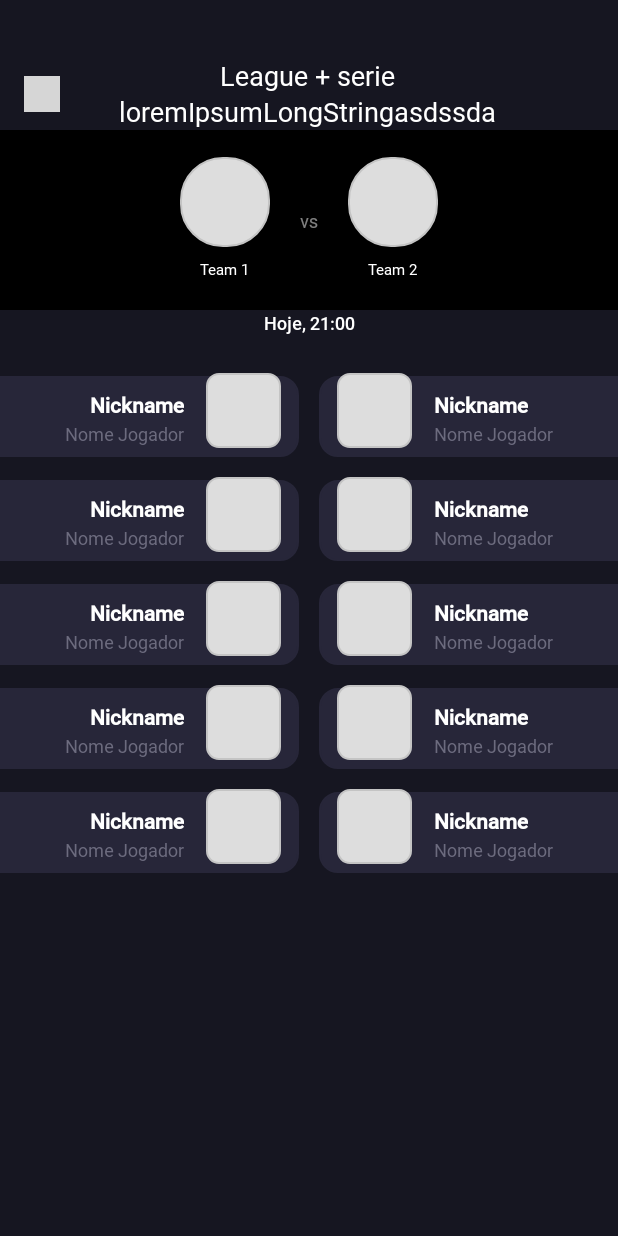
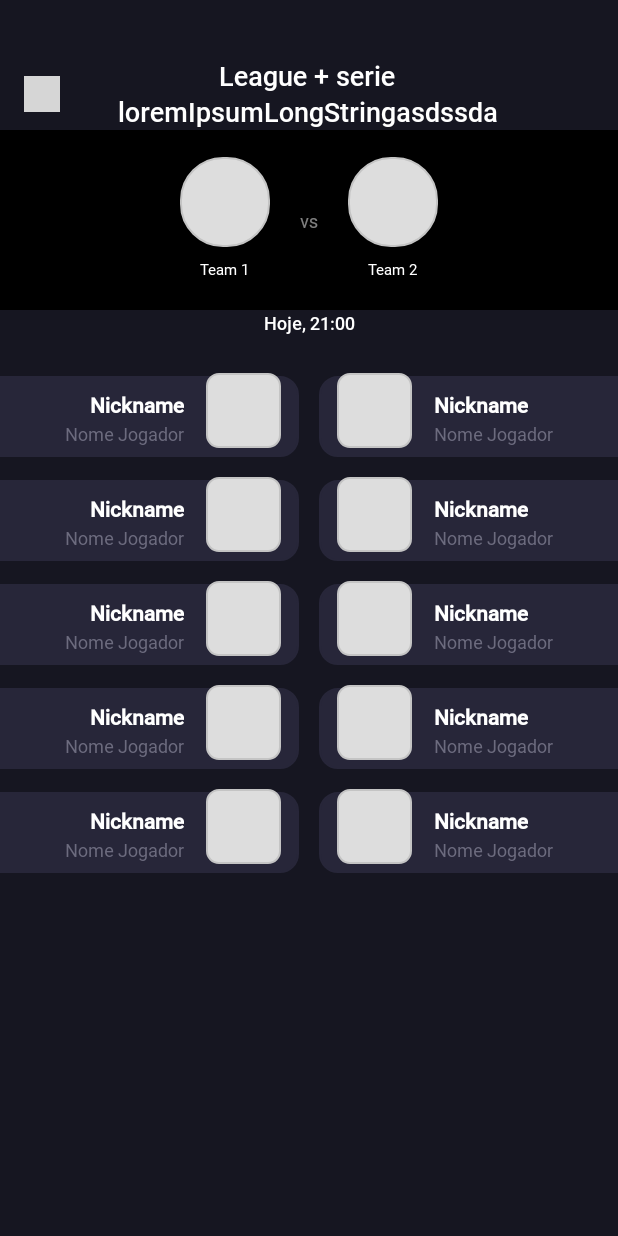
Before and after one commit to dnovaes/CSGOLivesAndroid, an Android app: the layout fragment_match_detail.xml on its own in the app's theme, with its tools: preview values and no code run, on a phone screen of 412 x 824 dp. Run offline under Robolectric (Android 15) with nearby library versions, the phone set to English and light mode, and no system bars; network calls fail; grey boxes are pictures that could not be loaded.

Commit message:
Updates font-familty of title of match detail screen

```diff
--- a/app/src/main/res/layout/fragment_match_detail.xml
+++ b/app/src/main/res/layout/fragment_match_detail.xml
@@ -30,7 +30,7 @@
         android:textSize="18sp"
         android:lineHeight="24dp"
         android:textColor="@android:color/white"
-        android:fontFamily="@font/roboto_regular"
+        android:fontFamily="@font/roboto_medium"
         android:textFontWeight="500"
         android:ellipsize="none"
         android:maxLines="2"
```
